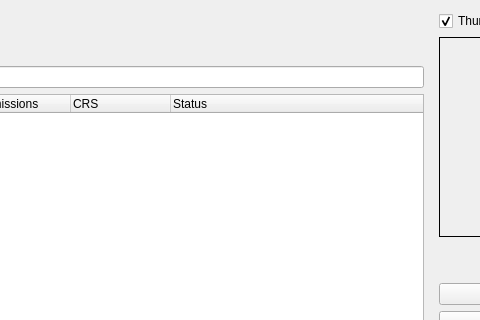
The window that dlg_addLayer.ui (LESPROJEKT/qgis-layman-plugin) describes before a commit, drawn with Qt 5; both pictures show x 250 to 730 and y 0 to 320 of the 900 by 600 pixel window.
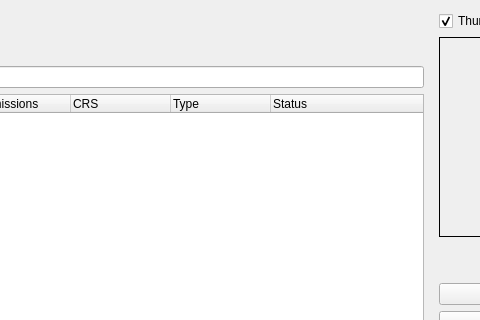
The same window after the commit. Icons and pictures are not drawn. Custom widgets are drawn as their Qt base class.

```diff
--- a/dlg_addLayer.ui
+++ b/dlg_addLayer.ui
@@ -240,6 +240,11 @@
              <string>CRS</string>
             </property>
            </column>
+           <column>
+            <property name="text">
+             <string>Type</string>
+            </property>
+           </column>
            <column>
             <property name="text">
              <string>Status</string>
```
